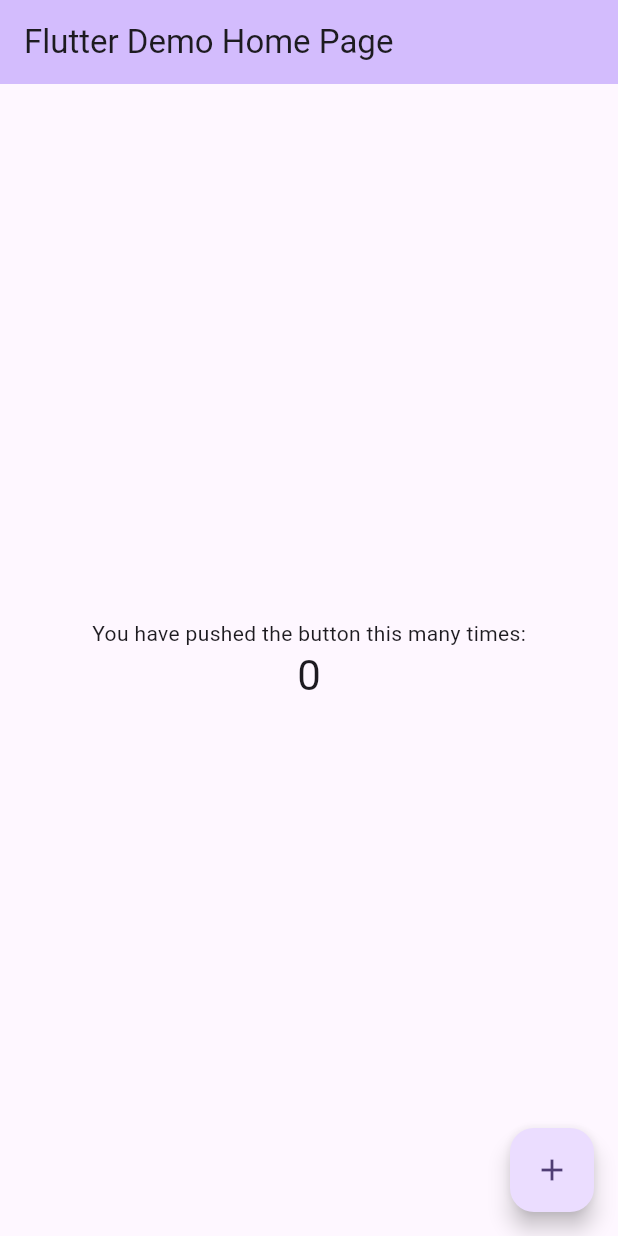
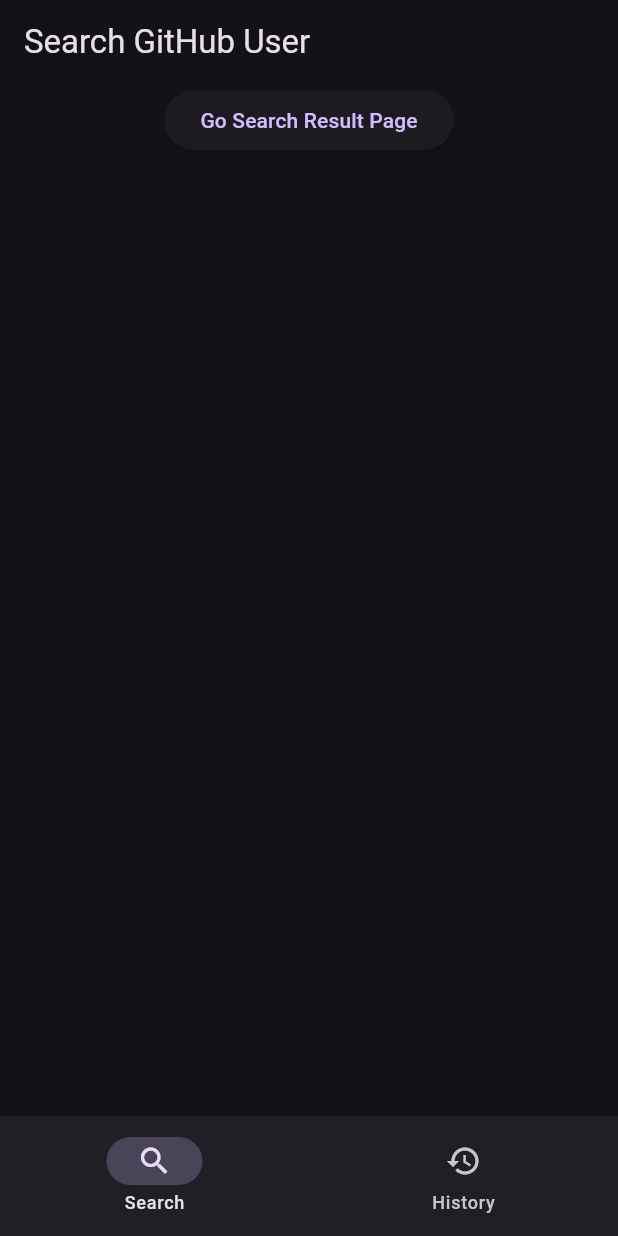
Before and after one commit to StorniCaio/github-user-search, a Flutter app: the screen it shows after launch, on a phone screen of 412 x 824 dp. Run offline on Flutter 3.47's test engine with Material 3 defaults, Android fonts, the phone set to English and light mode, and no system bars; our stand-ins replace dio, go_router, shared_preferences.

Commit message:
Creating Routing and Views

```diff
--- /dev/null
+++ b/lib/labels/app_labels.dart
@@ -0,0 +1,7 @@
+class AppLabels {
+  static String searchButton = "Search";
+  static String historyButton = "History";
+  static String searchPageTitle = "Search GitHub User";
+  static String historyPageTitle = "Search History";
+  static String searchResulTitle(String string) => "Result for $string";
+}
--- a/lib/main.dart
+++ b/lib/main.dart
@@ -1,125 +1,24 @@
 import 'package:flutter/material.dart';
+import 'package:github_user_search/routes/app_route.dart';
+import 'package:flutter_web_plugins/url_strategy.dart';
 
 void main() {
+  usePathUrlStrategy();
   runApp(const MyApp());
 }
 
 class MyApp extends StatelessWidget {
   const MyApp({super.key});
 
-  // This widget is the root of your application.
   @override
   Widget build(BuildContext context) {
-    return MaterialApp(
-      title: 'Flutter Demo',
+    return MaterialApp.router(
+      routerConfig: goRouter,
+      debugShowCheckedModeBanner: false,
       theme: ThemeData(
-        // This is the theme of your application.
-        //
-        // TRY THIS: Try running your application with "flutter run". You'll see
-        // the application has a purple toolbar. Then, without quitting the app,
-        // try changing the seedColor in the colorScheme below to Colors.green
-        // and then invoke "hot reload" (save your changes or press the "hot
-        // reload" button in a Flutter-supported IDE, or press "r" if you used
-        // the command line to start the app).
-        //
-        // Notice that the counter didn't reset back to zero; the application
-        // state is not lost during the reload. To reset the state, use hot
-        // restart instead.
-        //
-        // This works for code too, not just values: Most code changes can be
-        // tested with just a hot reload.
-        colorScheme: ColorScheme.fromSeed(seedColor: Colors.deepPurple),
-        useMaterial3: true,
-      ),
-      home: const MyHomePage(title: 'Flutter Demo Home Page'),
+          primarySwatch: Colors.amber,
+          useMaterial3: true,
+          brightness: Brightness.dark),
     );
   }
 }
-
-class MyHomePage extends StatefulWidget {
-  const MyHomePage({super.key, required this.title});
-
-  // This widget is the home page of your application. It is stateful, meaning
-  // that it has a State object (defined below) that contains fields that affect
-  // how it looks.
-
-  // This class is the configuration for the state. It holds the values (in this
-  // case the title) provided by the parent (in this case the App widget) and
-  // used by the build method of the State. Fields in a Widget subclass are
-  // always marked "final".
-
-  final String title;
-
-  @override
-  State<MyHomePage> createState() => _MyHomePageState();
-}
-
-class _MyHomePageState extends State<MyHomePage> {
-  int _counter = 0;
-
-  void _incrementCounter() {
-    setState(() {
-      // This call to setState tells the Flutter framework that something has
-      // changed in this State, which causes it to rerun the build method below
-      // so that the display can reflect the updated values. If we changed
-      // _counter without calling setState(), then the build method would not be
-      // called again, and so nothing would appear to happen.
-      _counter++;
-    });
-  }
-
-  @override
-  Widget build(BuildContext context) {
-    // This method is rerun every time setState is called, for instance as done
-    // by the _incrementCounter method above.
-    //
-    // The Flutter framework has been optimized to make rerunning build methods
-    // fast, so that you can just rebuild anything that needs updating rather
-    // than having to individually change instances of widgets.
-    return Scaffold(
-      appBar: AppBar(
-        // TRY THIS: Try changing the color here to a specific color (to
-        // Colors.amber, perhaps?) and trigger a hot reload to see the AppBar
-        // change color while the other colors stay the same.
-        backgroundColor: Theme.of(context).colorScheme.inversePrimary,
-        // Here we take the value from the MyHomePage object that was created by
-        // the App.build method, and use it to set our appbar title.
-        title: Text(widget.title),
-      ),
-      body: Center(
-        // Center is a layout widget. It takes a single child and positions it
-        // in the middle of the parent.
-        child: Column(
-          // Column is also a layout widget. It takes a list of children and
-          // arranges them vertically. By default, it sizes itself to fit its
-          // children horizontally, and tries to be as tall as its parent.
-          //
-          // Column has various properties to control how it sizes itself and
-          // how it positions its children. Here we use mainAxisAlignment to
-          // center the children vertically; the main axis here is the vertical
-          // axis because Columns are vertical (the cross axis would be
-          // horizontal).
-          //
-          // TRY THIS: Invoke "debug painting" (choose the "Toggle Debug Paint"
-          // action in the IDE, or press "p" in the console), to see the
-          // wireframe for each widget.
-          mainAxisAlignment: MainAxisAlignment.center,
-          children: <Widget>[
-            const Text(
-              'You have pushed the button this many times:',
-            ),
-            Text(
-              '$_counter',
-              style: Theme.of(context).textTheme.headlineMedium,
-            ),
-          ],
-        ),
-      ),
-      floatingActionButton: FloatingActionButton(
-        onPressed: _incrementCounter,
-        tooltip: 'Increment',
-        child: const Icon(Icons.add),
-      ), // This trailing comma makes auto-formatting nicer for build methods.
-    );
-  }
-}
--- /dev/null
+++ b/lib/models/search_model.dart
@@ -0,0 +1,7 @@
+import 'package:github_user_search/services/model/user_filter_model.dart';
+
+class SearchModel {
+  String userSearched;
+  UserFilterModel? filter;
+  SearchModel({required this.userSearched, this.filter});
+}
--- /dev/null
+++ b/lib/routes/app_route.dart
@@ -0,0 +1,59 @@
+import 'package:flutter/material.dart';
+import 'package:github_user_search/models/search_model.dart';
+import 'package:github_user_search/ui/view/base/root_page.dart';
+import 'package:github_user_search/ui/view/history_page.dart';
+import 'package:github_user_search/ui/view/search_page.dart';
+import 'package:github_user_search/ui/view/search_result_page.dart';
+import 'package:go_router/go_router.dart';
+
+final _rootNavigatorKey = GlobalKey<NavigatorState>();
+final _shellNavigatorSearchKey =
+    GlobalKey<NavigatorState>(debugLabel: 'shellSearch');
+final _shellNavigatorHistoryKey =
+    GlobalKey<NavigatorState>(debugLabel: 'shellHistory');
+
+final goRouter = GoRouter(
+  initialLocation: '/search',
+  navigatorKey: _rootNavigatorKey,
+  routes: [
+    StatefulShellRoute.indexedStack(
+      builder: (context, state, navigationShell) {
+        return RootPage(navigationShell: navigationShell);
+      },
+      branches: [
+        StatefulShellBranch(
+          navigatorKey: _shellNavigatorSearchKey,
+          routes: [
+            GoRoute(
+              path: '/search',
+              pageBuilder: (context, state) => const NoTransitionPage(
+                child: SearchPage(
+                  searchResultPath: "/search/user",
+                ),
+              ),
+              routes: [
+                GoRoute(
+                  path: 'user',
+                  builder: (context, state) => SearchResultPage(
+                    searchModel: (state.extra as SearchModel),
+                  ),
+                ),
+              ],
+            ),
+          ],
+        ),
+        StatefulShellBranch(
+          navigatorKey: _shellNavigatorHistoryKey,
+          routes: [
+            GoRoute(
+              path: '/history',
+              pageBuilder: (context, state) => const NoTransitionPage(
+                child: HistoryPage(searchResultPath: "/search/user"),
+              ),
+            ),
+          ],
+        ),
+      ],
+    ),
+  ],
+);
--- /dev/null
+++ b/lib/ui/view/base/base_page.dart
@@ -0,0 +1,16 @@
+import 'package:flutter/material.dart';
+
+class BasePage extends StatelessWidget {
+  const BasePage({super.key, required this.title, required this.body});
+  final Widget body;
+  final String title;
+
+  @override
+  Widget build(BuildContext context) {
+    return Scaffold(
+        appBar: AppBar(
+          title: Text(title),
+        ),
+        body: body);
+  }
+}
--- /dev/null
+++ b/lib/ui/view/base/root_page.dart
@@ -0,0 +1,36 @@
+import 'package:flutter/material.dart';
+import 'package:github_user_search/labels/app_labels.dart';
+import 'package:go_router/go_router.dart';
+
+class RootPage extends StatelessWidget {
+  const RootPage({super.key, required this.navigationShell});
+  final StatefulNavigationShell navigationShell;
+
+  void _goBranch(int index) {
+    navigationShell.goBranch(
+      index,
+      initialLocation: index == navigationShell.currentIndex,
+    );
+  }
+
+  @override
+  Widget build(BuildContext context) {
+    return Scaffold(
+      body: navigationShell,
+      bottomNavigationBar: NavigationBar(
+        selectedIndex: navigationShell.currentIndex,
+        destinations: [
+          NavigationDestination(
+            label: AppLabels.searchButton,
+            icon: const Icon(Icons.search),
+          ),
+          NavigationDestination(
+            label: AppLabels.historyButton,
+            icon: const Icon(Icons.history),
+          ),
+        ],
+        onDestinationSelected: _goBranch,
+      ),
+    );
+  }
+}
--- /dev/null
+++ b/lib/ui/view/history_page.dart
@@ -0,0 +1,15 @@
+import 'package:flutter/material.dart';
+import 'package:github_user_search/labels/app_labels.dart';
+import 'package:github_user_search/ui/view/base/base_page.dart';
+
+class HistoryPage extends StatelessWidget {
+  const HistoryPage({super.key, required this.searchResultPath});
+  final String searchResultPath;
+
+  @override
+  Widget build(BuildContext context) {
+    return BasePage(
+        title: AppLabels.historyPageTitle,
+        body: const Center(child: Text("History Page")));
+  }
+}
--- /dev/null
+++ b/lib/ui/view/search_page.dart
@@ -0,0 +1,38 @@
+import 'package:flutter/material.dart';
+import 'package:github_user_search/labels/app_labels.dart';
+import 'package:github_user_search/models/search_model.dart';
+import 'package:github_user_search/ui/view/base/base_page.dart';
+import 'package:go_router/go_router.dart';
+
+class SearchPage extends StatefulWidget {
+  const SearchPage({super.key, required this.searchResultPath});
+  final String searchResultPath;
+
+  @override
+  State<SearchPage> createState() => _SearchPageState();
+}
+
+class _SearchPageState extends State<SearchPage> {
+  SearchModel searchModel = SearchModel(userSearched: "testing...");
+
+  void searchUser() {
+    context.go("/search/user", extra: searchModel);
+  }
+
+  @override
+  Widget build(BuildContext context) {
+    return BasePage(
+        title: AppLabels.searchPageTitle,
+        body: Center(
+          child: Column(
+            children: [
+              ElevatedButton(
+                  onPressed: () {
+                    searchUser();
+                  },
+                  child: const Text("Go Search Result Page"))
+            ],
+          ),
+        ));
+  }
+}
--- /dev/null
+++ b/lib/ui/view/search_result_page.dart
@@ -0,0 +1,18 @@
+import 'package:flutter/material.dart';
+import 'package:github_user_search/labels/app_labels.dart';
+import 'package:github_user_search/models/search_model.dart';
+import 'package:github_user_search/ui/view/base/base_page.dart';
+
+class SearchResultPage extends StatelessWidget {
+  const SearchResultPage({super.key, required this.searchModel});
+  final SearchModel searchModel;
+
+  @override
+  Widget build(BuildContext context) {
+    return BasePage(
+        title: AppLabels.searchResulTitle(searchModel.userSearched),
+        body: const Center(
+          child: Text("Search Result"),
+        ));
+  }
+}
--- a/pubspec.yaml
+++ b/pubspec.yaml
@@ -37,6 +37,7 @@
   # Use with the CupertinoIcons class for iOS style icons.
   cupertino_icons: ^1.0.6
   shared_preferences: ^2.2.3
+  go_router: ^14.2.0
 
 dev_dependencies:
   flutter_test:
```
Also changed, not shown: pubspec.lock.
